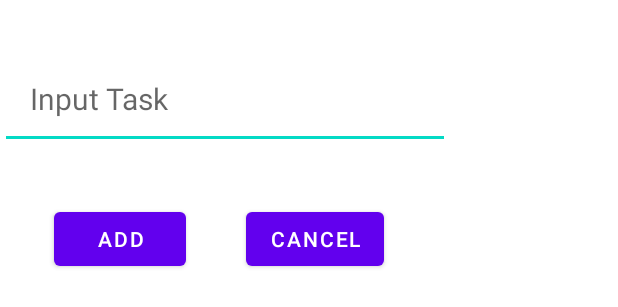
After one commit to Ablrt/Todo-List, an Android app: the layout task_input.xml on its own in the app's theme, with its tools: preview values and no code run, on a phone screen of 412 x 824 dp. The commit adds this screen. Shown: the top 307 px of the screen. Run offline under Robolectric (Android 15) with nearby library versions, the phone set to English and light mode, and no system bars.

Commit message:
Ver. 0.0.2

```diff
--- /dev/null
+++ b/app/src/main/res/layout/task_input.xml
@@ -0,0 +1,46 @@
+<?xml version="1.0" encoding="utf-8"?>
+<androidx.constraintlayout.widget.ConstraintLayout xmlns:android="http://schemas.android.com/apk/res/android"
+    xmlns:app="http://schemas.android.com/apk/res-auto"
+    xmlns:tools="http://schemas.android.com/tools"
+    android:layout_width="300dp"
+    android:layout_height="200dp"
+
+
+    >
+
+    <EditText
+        android:id="@+id/etInput"
+        android:layout_width="match_parent"
+        android:layout_height="wrap_content"
+        android:layout_marginTop="32dp"
+        android:hint="Input Task"
+        android:textSize="20sp"
+        android:padding="20dp"
+        app:layout_constraintEnd_toEndOf="parent"
+        app:layout_constraintStart_toStartOf="parent"
+        app:layout_constraintTop_toTopOf="parent" />
+
+    <Button
+        android:id="@+id/btnCancel"
+        android:layout_width="wrap_content"
+        android:layout_height="wrap_content"
+        android:layout_marginStart="40dp"
+        android:layout_marginTop="36dp"
+        android:layout_marginEnd="20dp"
+        android:text="Cancel"
+        app:layout_constraintEnd_toEndOf="parent"
+        app:layout_constraintHorizontal_bias="0.0"
+        app:layout_constraintStart_toEndOf="@+id/btnAdd"
+        app:layout_constraintTop_toBottomOf="@+id/etInput" />
+
+    <Button
+        android:id="@+id/btnAdd"
+        android:layout_width="wrap_content"
+        android:layout_height="wrap_content"
+        android:layout_marginStart="36dp"
+        android:layout_marginTop="36dp"
+        android:text="Add"
+        app:layout_constraintStart_toStartOf="parent"
+        app:layout_constraintTop_toBottomOf="@+id/etInput" />
+
+</androidx.constraintlayout.widget.ConstraintLayout>
```
Also changed, not shown: app/src/main/java/com/example/todolist/InputDialog.kt (added, +37 -0 lines), app/src/main/java/com/example/todolist/MainActivity.kt (+2 -6 lines), app/src/main/res/layout/activity_main.xml (+8 -14 lines).
